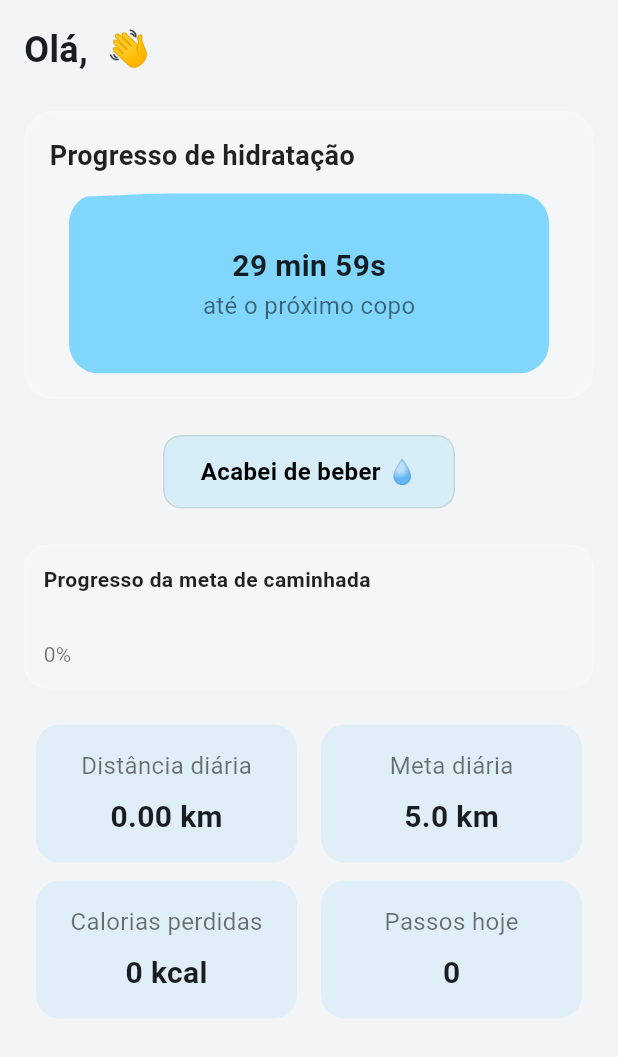
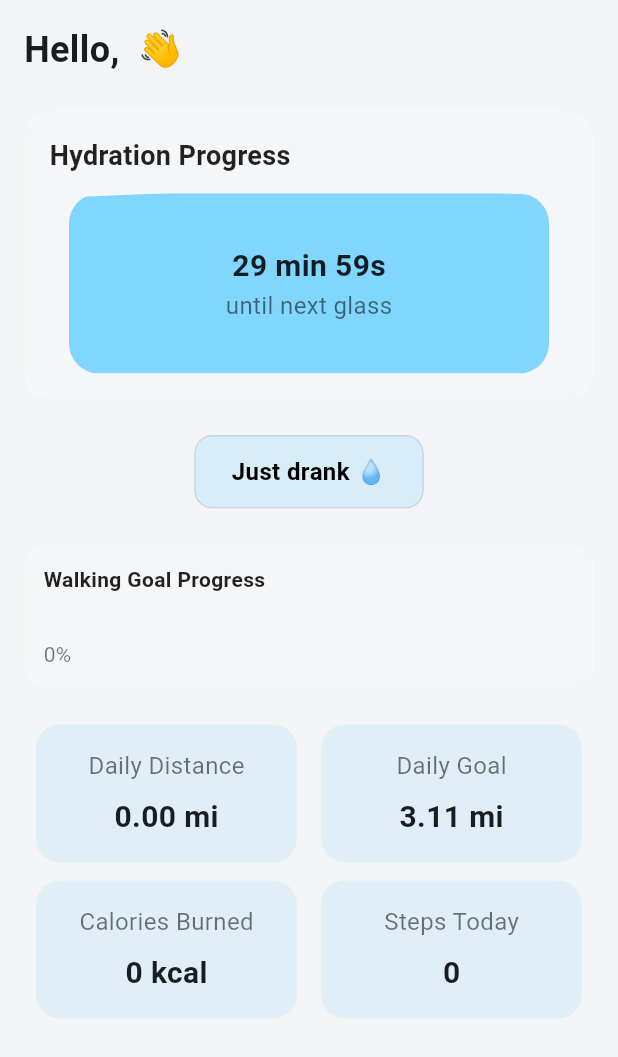
Before and after one commit to csvictorc/Hidrafit, a Flutter app: the HomeScreen screen opened directly, on a phone screen of 412 x 824 dp. Shown: the top 1057 px of the screen. Run offline on Flutter 3.47's test engine with Material 3 defaults, Android fonts, the phone set to English and light mode, and no system bars; our stand-ins replace animated_bottom_navigation_bar, connectivity_plus, firebase_auth, firebase_core, flutter_local_notifications, google_sign_in and 6 more; accounts and stored records are empty; generated files the repository leaves out were written again; network calls fail.

Commit message:
refactor: replace hardcoded strings with i18n keys

```diff
--- a/lib/l10n/app_en.arb
+++ b/lib/l10n/app_en.arb
@@ -1,4 +1,18 @@
 {
+  "helloUser": "Hello, {userName} 👋",
+  "helloUserAnonymous": "Hello, User 👋",
+  "hydrationProgress": "Hydration Progress",
+  "justDrank": "Just drank 💧",
+  "stepGoalProgress": "Walking Goal Progress",
+  "dailyDistance": "Daily Distance",
+  "dailyGoal": "Daily Goal",
+  "caloriesBurned": "Calories Burned",
+  "stepsToday": "Steps Today",
+  "nextGlassIn": "until next glass",
+  "activityPermissionButton": "Allow activity recognition",
+  "activityPermissionDenied": "Activity recognition permission denied.",
+  "goalReachedTitle": "Congratulations! 🎉",
+  "goalReachedBody": "You reached your goal of {km} km today!",
   "welcome": "Welcome to HidraFit",
   "googleSignInError": "Failed to authenticate with Google",
   "guestSignInError": "Failed to sign in as guest",
@@ -10,5 +24,25 @@
   "chooseLanguage": "Choose Language",
   "changeLanguage": "Change Language",
   "portuguese": "Português (Brazil)",
-  "english": "English (USA)"
+  "english": "English (USA)",
+  "settings": "Settings",
+  "hydrationReminder": "Hydration reminders",
+  "hydrationReminderDescription": "Receive notifications to drink water",
+  "goalCompletionNotification": "Goal completion notification",
+  "goalCompletionNotificationDescription": "Notify when the daily goal is reached",
+  "viewOnGithub": "View project on GitHub",
+  "logout": "Logout",
+  "deleteAccount": "Delete Account",
+  "errorLoggingOut": "Error logging out",
+  "errorOpeningLink": "Failed to open the link",
+  "profileTitle": "Profile",
+  "nameLabel": "Name",
+  "dailyGoalLabel": "Daily goal (km)",
+  "hydrationIntervalLabel": "Hydration interval (min)",
+  "saveButton": "Save",
+  "invalidName": "Enter a valid name.",
+  "invalidStepGoal": "Enter a valid goal in kilometers.",
+  "invalidHydrationInterval": "Enter a valid hydration interval (minutes).",
+  "profileSaved": "Profile saved successfully.",
+  "profileSaveError": "Error saving profile. Try again."
 }
--- a/lib/screens/home_screen.dart
+++ b/lib/screens/home_screen.dart
@@ -4,6 +4,7 @@ import 'package:flutter/material.dart';
 import 'package:shared_preferences/shared_preferences.dart';
 import 'package:flutter_local_notifications/flutter_local_notifications.dart';
 import 'package:permission_handler/permission_handler.dart';
+import 'package:flutter_gen/gen_l10n/app_localizations.dart';
 import '../helpers/ui_helpers.dart' as UiHelpers;
 import '../services/hydration_service.dart';
 import '../services/step_service.dart';
@@ -30,41 +31,45 @@ class _HomeScreenState extends State<HomeScreen> {
   String? userName;
   double _dailyGoalKm = 5.0;
   Timer? _uiUpdateTimer;
-
   bool _hasCongratulated = false;
 
   @override
   void initState() {
     super.initState();
-    _checkAndRequestNotificationPermission(); // Solicito permissão para notificações
-    _initializeServices(notificationsPlugin: flutterLocalNotificationsPlugin); // Inicializo os serviços necessários
+    _checkAndRequestNotificationPermission();
+    _initializeServices(notificationsPlugin: flutterLocalNotificationsPlugin);
     _uiUpdateTimer = Timer.periodic(const Duration(seconds: 1), (_) {
       if (mounted) {
         setState(() {});
-        _checkGoalReached(); // Verifico se a meta foi alcançada
+        _checkGoalReached();
       }
     });
   }
 
+  bool get _isImperial => Localizations.localeOf(context).languageCode == 'en';
+
+  String _formatDistance(double distanceInKm) {
+    if (_isImperial) {
+      final miles = distanceInKm * 0.621371;
+      return "${miles.toStringAsFixed(2)} mi";
+    } else {
+      return "${distanceInKm.toStringAsFixed(2)} km";
+    }
+  }
+
   Future<void> _checkAndRequestNotificationPermission() async {
     if (await Permission.notification.isDenied || await Permission.notification.isPermanentlyDenied) {
-      final status = await Permission.notification.request();
-      if (status.isGranted) {
-        debugPrint("✅ Permissão de notificação concedida");
-      } else {
-        debugPrint("❌ Permissão de notificação negada");
-      }
+      await Permission.notification.request();
     }
   }
 
   Future<void> _initializeServices({required FlutterLocalNotificationsPlugin notificationsPlugin}) async {
     final prefs = await SharedPreferences.getInstance();
-    userName = prefs.getString('name'); // Recupero o nome do usuário
-
-    final newGoalKm = (prefs.getDouble('step_goal_m') ?? 5000) / 1000; // Defino a nova meta de distância
+    userName = prefs.getString('name');
+    final newGoalKm = (prefs.getDouble('step_goal_m') ?? 5000) / 1000;
 
     if (newGoalKm != _dailyGoalKm) {
-      _hasCongratulated = false; // Reseto a congratulação se a meta mudar
+      _hasCongratulated = false;
     }
 
     _dailyGoalKm = newGoalKm;
@@ -72,9 +77,9 @@ class _HomeScreenState extends State<HomeScreen> {
     if (userName == null && !_hasRedirectedToProfile && mounted) {
       _hasRedirectedToProfile = true;
       await Future.delayed(Duration.zero);
-      Navigator.pushNamed(context, '/profile').then((value) {
+      Navigator.pushNamed(context, '/profile').then((_) {
         _hasRedirectedToProfile = false;
-        _initializeServices(notificationsPlugin: notificationsPlugin); // Re-inicializo após redirecionar
+        _initializeServices(notificationsPlugin: notificationsPlugin);
       });
       return;
     }
@@ -82,10 +87,10 @@ class _HomeScreenState extends State<HomeScreen> {
     _hydrationService = HydrationService(
       prefs: prefs,
       notificationsPlugin: notificationsPlugin,
-      onReminder: _showHydrationModal, // Mostro o modal de hidratação quando necessário
+      onReminder: _showHydrationModal,
       onGlassRegistered: () {
         if (mounted) {
-          UiHelpers.showToast(context, "Copinho registrado 💧"); // Aviso que um copo foi registrado
+          UiHelpers.showToast(context, "💧");
         }
       },
     );
@@ -97,7 +102,7 @@ class _HomeScreenState extends State<HomeScreen> {
     );
     await _stepService.initialize();
 
-    final hasPermission = await PermissionHelper.checkActivityPermission(); // Verifico permissão de atividade
+    final hasPermission = await PermissionHelper.checkActivityPermission();
 
     if (mounted) {
       setState(() {
@@ -107,7 +112,7 @@ class _HomeScreenState extends State<HomeScreen> {
     }
 
     if (hasPermission) {
-      _stepService.startStepCounter(); // Início da contagem de passos
+      _stepService.startStepCounter();
     }
   }
 
@@ -116,14 +121,13 @@ class _HomeScreenState extends State<HomeScreen> {
 
     setState(() => _isHydrationModalVisible = true);
     UiHelpers.showHydrationModal(context, () {
-      _hydrationService.registerGlassOfWater(); // Registro de copo de água
+      _hydrationService.registerGlassOfWater();
       setState(() => _isHydrationModalVisible = false);
     });
   }
 
   Future<void> _checkGoalReached() async {
-    final progress = _stepService.calculateProgress(); // Calculo o progresso
-
+    final progress = _stepService.calculateProgress();
     if (progress >= 100 && !_hasCongratulated) {
       _hasCongratulated = true;
 
@@ -131,10 +135,15 @@ class _HomeScreenState extends State<HomeScreen> {
       final goalNotificationEnabled = prefs.getBool('goal_notifications_enabled') ?? true;
 
       if (goalNotificationEnabled) {
+        final l10n = AppLocalizations.of(context)!;
+        final formattedDistance = _isImperial
+            ? (_dailyGoalKm * 0.621371).toStringAsFixed(1)
+            : _dailyGoalKm.toStringAsFixed(1);
+
         await flutterLocalNotificationsPlugin.show(
-          1, // ID diferente para a notificação de meta
-          'Parabéns! 🎉',
-          'Você atingiu sua meta de ${_dailyGoalKm.toStringAsFixed(1)} km hoje!',
+          1,
+          l10n.goalReachedTitle,
+          l10n.goalReachedBody(formattedDistance),
           const NotificationDetails(
             android: AndroidNotificationDetails(
               'goal_channel',
@@ -148,7 +157,7 @@ class _HomeScreenState extends State<HomeScreen> {
         );
       }
     } else if (progress < 100) {
-      _hasCongratulated = false; // Reseto se o progresso cai
+      _hasCongratulated = false;
     }
   }
 
@@ -159,9 +168,10 @@ class _HomeScreenState extends State<HomeScreen> {
     }
 
     if (granted) {
-      _stepService.startStepCounter(); // Início da contagem de passos após permissão
+      _stepService.startStepCounter();
     } else {
-      UiHelpers.showToast(context, "Permissão de reconhecimento de atividade negada."); // Aviso de permissão negada
+      final l10n = AppLocalizations.of(context)!;
+      UiHelpers.showToast(context, l10n.activityPermissionDenied);
     }
   }
 
@@ -175,8 +185,10 @@ class _HomeScreenState extends State<HomeScreen> {
 
   @override
   Widget build(BuildContext context) {
+    final l10n = AppLocalizations.of(context)!;
+
     if (!_isInitialized) {
-      return const Scaffold(body: Center(child: CircularProgressIndicator())); // Carregando...
+      return const Scaffold(body: Center(child: CircularProgressIndicator()));
     }
 
     final progress = _stepService.calculateProgress();
@@ -189,38 +201,35 @@ class _HomeScreenState extends State<HomeScreen> {
       backgroundColor: const Color(0xFFF2F4F6),
       body: SafeArea(
         child: _needsPermission
-            ? _buildPermissionRequest() // Solicito permissão se necessário
+            ? _buildPermissionRequest(l10n)
             : ListView(
           padding: const EdgeInsets.all(16),
           children: [
             Text(
-              "Olá, ${userName ?? 'Usuário'} 👋",
+              userName != null ? l10n.helloUser(userName!) : l10n.helloUserAnonymous,
               style: const TextStyle(fontSize: 24, fontWeight: FontWeight.bold),
             ),
             const SizedBox(height: 24),
-            _buildHydrationProgress(hydrationProgress, _hydrationService.formatDuration(safeTimeLeft)), // Mostro o progresso de hidratação
+            _buildHydrationProgress(l10n, hydrationProgress, _hydrationService.formatDuration(safeTimeLeft)),
             const SizedBox(height: 12),
             PressableButton(
-              label: "Acabei de beber 💧",
-              onPressed: () {
-                _hydrationService.registerGlassOfWater(); // Registro de copo de água
-              },
+              label: l10n.justDrank,
+              onPressed: _hydrationService.registerGlassOfWater,
             ),
-
             const SizedBox(height: 24),
-            _buildStepGoalProgress(progress), // Mostro o progresso da meta de passos
+            _buildStepGoalProgress(l10n, progress),
             const SizedBox(height: 24),
             Row(
               children: [
-                _buildInfoCard("Distância diária", "${_stepService.formatDistance(_stepService.currentDistance)} km"), // Distância percorrida
-                _buildInfoCard("Meta diária", "$_dailyGoalKm km"), // Meta diária
+                _buildInfoCard(l10n.dailyDistance, _formatDistance(_stepService.currentDistance)),
+                _buildInfoCard(l10n.dailyGoal, _formatDistance(_dailyGoalKm)),
               ],
             ),
             const SizedBox(height: 12),
             Row(
               children: [
-                _buildInfoCard("Calorias perdidas", "${metrics['calories']} kcal"), // Calorias queimadas
-                _buildInfoCard("Passos hoje", "${metrics['steps']}"), // Passos dados
+                _buildInfoCard(l10n.caloriesBurned, "${metrics['calories']} kcal"),
+                _buildInfoCard(l10n.stepsToday, "${metrics['steps']}"),
               ],
             ),
           ],
@@ -229,7 +238,7 @@ class _HomeScreenState extends State<HomeScreen> {
     );
   }
 
-  Widget _buildStepGoalProgress(double progress) {
+  Widget _buildStepGoalProgress(AppLocalizations l10n, double progress) {
     return ClipRRect(
       borderRadius: BorderRadius.circular(16),
       child: BackdropFilter(
@@ -244,9 +253,9 @@ class _HomeScreenState extends State<HomeScreen> {
           child: Column(
             crossAxisAlignment: CrossAxisAlignment.start,
             children: [
-              const Text(
-                "Progresso da meta de caminhada",
-                style: TextStyle(color: Colors.black87, fontWeight: FontWeight.bold),
+              Text(
+                l10n.stepGoalProgress,
+                style: const TextStyle(color: Colors.black87, fontWeight: FontWeight.bold),
               ),
               const SizedBox(height: 6),
               Container(
@@ -272,7 +281,7 @@ class _HomeScreenState extends State<HomeScreen> {
               ),
               const SizedBox(height: 4),
               Text(
-                "${progress.toInt()}%", // Mostro o progresso em porcentagem
+                "${progress.toInt()}%",
                 style: const TextStyle(color: Colors.black54),
               ),
             ],
@@ -282,7 +291,7 @@ class _HomeScreenState extends State<HomeScreen> {
     );
   }
 
-  Widget _buildHydrationProgress(double progress, String timeLabel) {
+  Widget _buildHydrationProgress(AppLocalizations l10n, double progress, String timeLabel) {
     return ClipRRect(
       borderRadius: BorderRadius.circular(20),
       child: BackdropFilter(
@@ -298,13 +307,9 @@ class _HomeScreenState extends State<HomeScreen> {
           child: Column(
             crossAxisAlignment: CrossAxisAlignment.start,
             children: [
-              const Text(
-                "Progresso de hidratação",
-                style: TextStyle(
-                  fontSize: 18,
-                  fontWeight: FontWeight.bold,
-                  color: Colors.black87,
-                ),
+              Text(
+                l10n.hydrationProgress,
+                style: const TextStyle(fontSize: 18, fontWeight: FontWeight.bold, color: Colors.black87),
               ),
               const SizedBox(height: 12),
               SizedBox(
@@ -323,16 +328,12 @@ class _HomeScreenState extends State<HomeScreen> {
                       mainAxisSize: MainAxisSize.min,
                       children: [
                         Text(
-                          timeLabel, // Mostro o tempo até o próximo copo
-                          style: const TextStyle(
-                            fontSize: 20,
-                            fontWeight: FontWeight.bold,
-                            color: Colors.black87,
-                          ),
+                          timeLabel,
+                          style: const TextStyle(fontSize: 20, fontWeight: FontWeight.bold, color: Colors.black87),
                         ),
-                        const Text(
-                          "até o próximo copo",
-                          style: TextStyle(fontSize: 16, color: Colors.black54),
+                        Text(
+                          l10n.nextGlassIn,
+                          style: const TextStyle(fontSize: 16, color: Colors.black54),
                         ),
                       ],
                     ),
@@ -357,29 +358,23 @@ class _HomeScreenState extends State<HomeScreen> {
         ),
         child: Column(
           children: [
-            Text(
-              title, // Título da informação
-              style: const TextStyle(fontSize: 16, color: Colors.black54),
-            ),
+            Text(title, style: const TextStyle(fontSize: 16, color: Colors.black54)),
             const SizedBox(height: 8),
-            Text(
-              value, // Valor da informação
-              style: const TextStyle(fontSize: 20, fontWeight: FontWeight.w600),
-            ),
+            Text(value, style: const TextStyle(fontSize: 20, fontWeight: FontWeight.w600)),
           ],
         ),
       ),
     );
   }
 
-  Widget _buildPermissionRequest() {
+  Widget _buildPermissionRequest(AppLocalizations l10n) {
     return Center(
       child: Padding(
         padding: const EdgeInsets.symmetric(horizontal: 24),
         child: ElevatedButton.icon(
           icon: const Icon(Icons.security),
-          label: const Text("Permitir reconhecimento de atividade"),
-          onPressed: _requestPermission, // Solicito permissão
+          label: Text(l10n.activityPermissionButton),
+          onPressed: _requestPermission,
         ),
       ),
     );
--- a/lib/screens/main_screen.dart
+++ b/lib/screens/main_screen.dart
@@ -1,10 +1,8 @@
 import 'package:flutter/material.dart';
-import 'package:flutter_gen/gen_l10n/app_localizations.dart';
 import 'home_screen.dart';
 import 'profile_screen.dart';
 import 'settings_screen.dart';
 import '../widgets/main_nav_bar.dart';
-
 
 class MainScreen extends StatefulWidget {
   const MainScreen({super.key});
@@ -31,9 +29,6 @@ class _MainScreenState extends State<MainScreen> {
   @override
   Widget build(BuildContext context) {
     return Scaffold(
-      appBar: AppBar(
-        title: Text(AppLocalizations.of(context)!.appTitle), // Usando a tradução do título
-      ),
       body: _screens[_currentIndex],
       bottomNavigationBar: MainNavBar(
         currentIndex: _currentIndex,
--- a/pubspec.yaml
+++ b/pubspec.yaml
@@ -77,6 +77,7 @@ dev_dependencies:
 
 # The following section is specific to Flutter packages.
 flutter:
+  generate: true
   assets:
     - assets/google_logo.png
     - assets/videos/background.mp4
@@ -84,7 +85,6 @@ flutter:
   # included with your application, so that you can use the icons in
   # the material Icons class.
   uses-material-design: true
-  generate: true
 
   # To add assets to your application, add an assets section, like this:
   # assets:
```
Also changed, not shown: assets/lang/intl_en.arb (deleted, +0 -8 lines), assets/lang/intl_pt.arb (deleted, +0 -8 lines), lib/l10n/app_pt.arb (+41 -7 lines), lib/main.dart (+33 -5 lines), lib/screens/profile_screen.dart (+22 -18 lines), lib/screens/register_screen.dart (+20 -5 lines), lib/screens/settings_screen.dart (+92 -114 lines), 1 other file.
